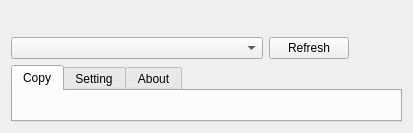
Old version of the form mainwidget.ui in the repository lzk/richovop.
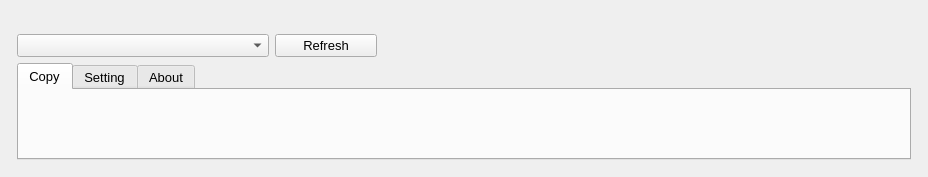
New version of the form. Icons and pictures are not drawn.

The edit to the form file:
```diff
--- a/mainwidget.ui
+++ b/mainwidget.ui
@@ -6,12 +6,20 @@
    <rect>
     <x>0</x>
     <y>0</y>
-    <width>413</width>
-    <height>133</height>
+    <width>928</width>
+    <height>177</height>
    </rect>
   </property>
   <property name="styleSheet">
-   <string notr="true">QWidget{font:12px}
+   <string notr="true">QWidget{font:13px;}
+
+#logo{
+min-height:28;
+max-height:28;
+
+}
+#refresh{min-width:100;
+max-width:100;}
 QComboBox{min-width:250px;max-width:250px}
 QWidget #tab_3,#tab_4,#tab_5{
 //	background-color: rgb(239, 237, 234);
@@ -21,6 +29,18 @@
 #QTabWidget::pane{position:absolute;top:-0.5em}</string>
   </property>
   <layout class="QVBoxLayout" name="verticalLayout_2">
+   <property name="leftMargin">
+    <number>17</number>
+   </property>
+   <property name="topMargin">
+    <number>0</number>
+   </property>
+   <property name="rightMargin">
+    <number>17</number>
+   </property>
+   <property name="bottomMargin">
+    <number>17</number>
+   </property>
    <item>
     <layout class="QVBoxLayout" name="verticalLayout">
      <item>
@@ -39,9 +59,12 @@
         </spacer>
        </item>
        <item>
-        <widget class="QLabel" name="label">
+        <widget class="QLabel" name="logo">
          <property name="pixmap">
-          <pixmap resource="vop.qrc">:/images/Logo.png</pixmap>
+          <pixmap resource="vop.qrc">:/images/LENOVO.png</pixmap>
+         </property>
+         <property name="scaledContents">
+          <bool>true</bool>
          </property>
         </widget>
        </item>
@@ -53,7 +76,7 @@
         <widget class="QComboBox" name="comboBox_deviceList"/>
        </item>
        <item>
-        <widget class="QPushButton" name="pushButton_refresh">
+        <widget class="QPushButton" name="refresh">
          <property name="text">
           <string>Refresh</string>
          </property>
```
